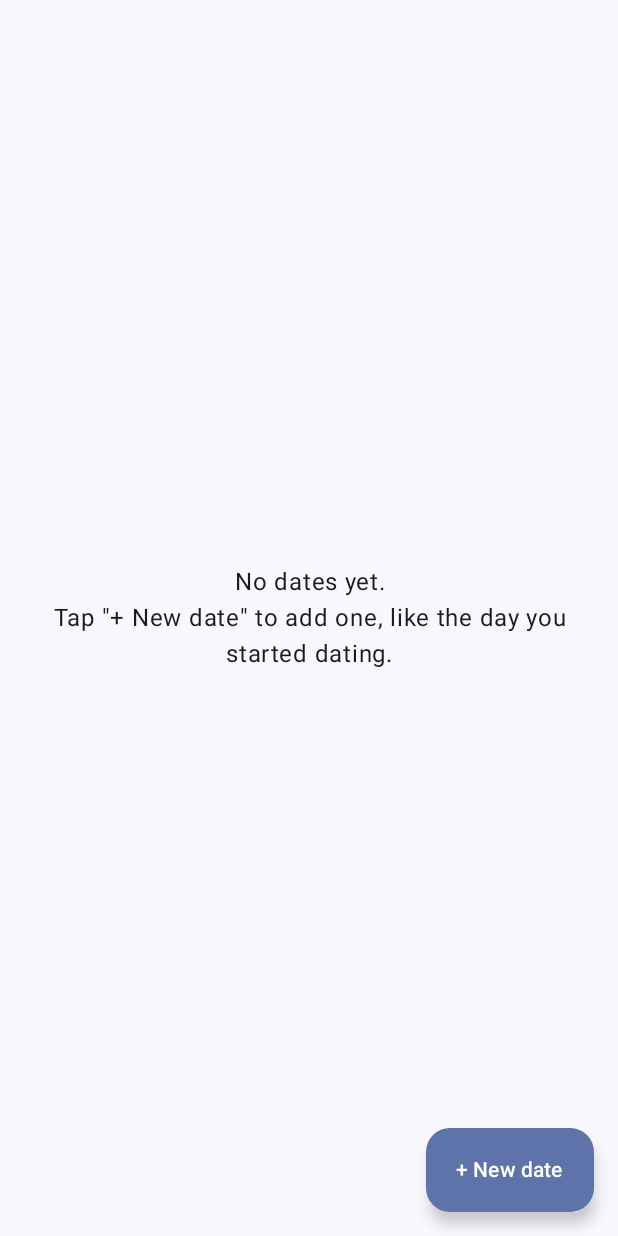
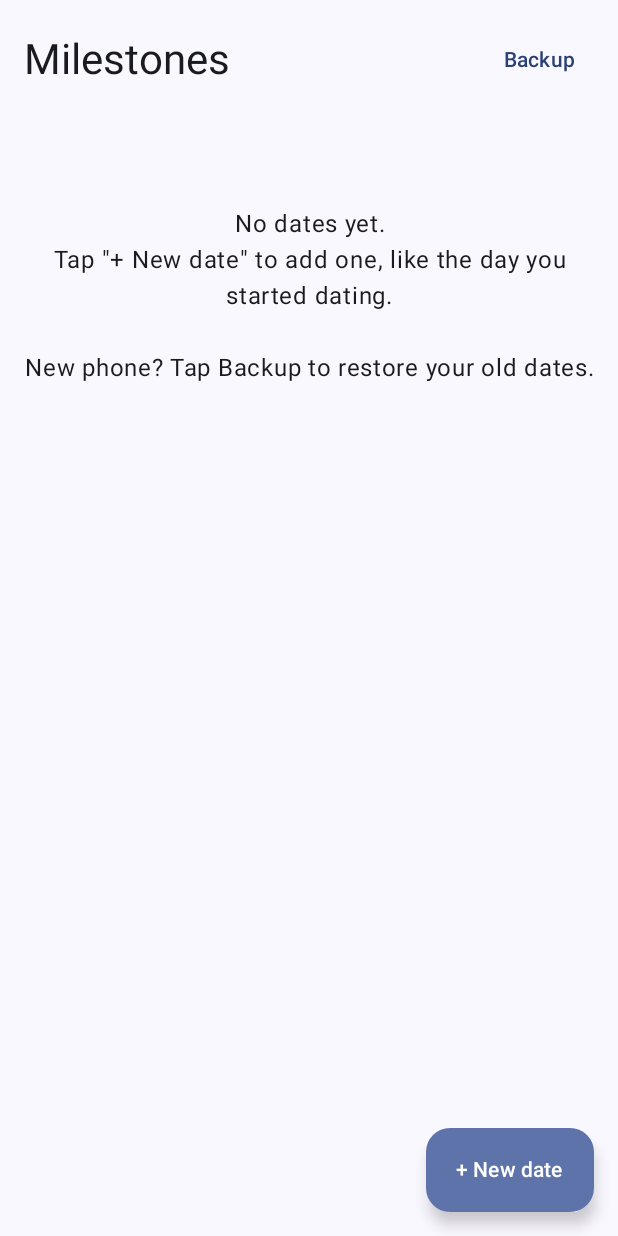
Before and after one commit to Tenzukun/Milestones, an Android app built with Jetpack Compose: the screen it shows after launch (MainActivity), on a phone screen of 412 x 824 dp. Run offline under Robolectric (Android 15) with nearby library versions, the phone set to English and light mode, and no system bars.

Commit message:
Add backup and restore

```diff
--- a/app/src/main/java/com/nathan/milestones/MainActivity.kt
+++ b/app/src/main/java/com/nathan/milestones/MainActivity.kt
@@ -18,6 +18,7 @@ import com.nathan.milestones.logic.MilestoneCalculator
 import com.nathan.milestones.model.Counter
 import com.nathan.milestones.model.Memory
 import com.nathan.milestones.notify.MilestoneNotifier
+import com.nathan.milestones.ui.BackupScreen
 import com.nathan.milestones.ui.CounterDetailScreen
 import com.nathan.milestones.ui.CounterListScreen
 import com.nathan.milestones.ui.EditCounterScreen
@@ -34,6 +35,7 @@ private sealed interface Screen {
     data class Edit(val existing: Counter?) : Screen
     /** existing = null means creating a new memory for counterId */
     data class EditMemory(val counterId: String, val existing: Memory?) : Screen
+    data object Backup : Screen
 }
 
 class MainActivity : ComponentActivity() {
@@ -67,7 +69,13 @@ class MainActivity : ComponentActivity() {
                         counters = counters,
                         today = today,
                         onAdd = { screen = Screen.Edit(null) },
-                        onOpen = { screen = Screen.Detail(it.id) } // tap a card = details
+                        onOpen = { screen = Screen.Detail(it.id) }, // tap a card = details
+                        onBackup = { screen = Screen.Backup }
+                    )
+
+                    is Screen.Backup -> BackupScreen(
+                        onBack = { screen = Screen.Home },
+                        onRestored = { refresh() } // show the restored dates right away
                     )
 
                     is Screen.Detail -> {
--- a/app/src/main/java/com/nathan/milestones/ui/CounterListScreen.kt
+++ b/app/src/main/java/com/nathan/milestones/ui/CounterListScreen.kt
@@ -3,9 +3,9 @@ package com.nathan.milestones.ui
 import androidx.compose.foundation.background
 import androidx.compose.foundation.clickable
 import androidx.compose.foundation.layout.Arrangement
-import androidx.compose.foundation.layout.Box
 import androidx.compose.foundation.layout.Column
 import androidx.compose.foundation.layout.PaddingValues
+import androidx.compose.foundation.layout.Row
 import androidx.compose.foundation.layout.fillMaxSize
 import androidx.compose.foundation.layout.fillMaxWidth
 import androidx.compose.foundation.layout.padding
@@ -19,10 +19,11 @@ import androidx.compose.material3.MaterialTheme
 import androidx.compose.material3.Scaffold
 import androidx.compose.material3.Surface
 import androidx.compose.material3.Text
+import androidx.compose.material3.TextButton
 import androidx.compose.runtime.Composable
 import androidx.compose.ui.Alignment
+import androidx.compose.ui.Modifier
 import androidx.compose.ui.graphics.Color
-import androidx.compose.ui.Modifier
 import androidx.compose.ui.text.font.FontWeight
 import androidx.compose.ui.text.style.TextAlign
 import androidx.compose.ui.unit.dp
@@ -30,34 +31,20 @@ import com.nathan.milestones.logic.MilestoneCalculator
 import com.nathan.milestones.model.Counter
 import java.time.LocalDate
 
-/** Home screen: one card per date, plus the "+ New date" button. */
+/** Home screen: a header with Backup, one card per date, and the "+ New date" button. */
 @Composable
 fun CounterListScreen(
     counters: List<Counter>,
     today: LocalDate,
     onAdd: () -> Unit,
-    onOpen: (Counter) -> Unit
+    onOpen: (Counter) -> Unit,
+    onBackup: () -> Unit
 ) {
     Scaffold(
         floatingActionButton = {
             ExtendedFloatingActionButton(onClick = onAdd) { Text("+ New date") }
         }
     ) { padding ->
-        if (counters.isEmpty()) {
-            Box(
-                Modifier
-                    .fillMaxSize()
-                    .padding(padding)
-                    .padding(32.dp),
-                contentAlignment = Alignment.Center
-            ) {
-                Text(
-                    "No dates yet.\nTap \"+ New date\" to add one, like the day you started dating.",
-                    textAlign = TextAlign.Center,
-                    style = MaterialTheme.typography.bodyLarge
-                )
-            }
-        } else {
         LazyColumn(
             Modifier
                 .fillMaxSize()
@@ -65,9 +52,31 @@ fun CounterListScreen(
             contentPadding = PaddingValues(16.dp, 16.dp, 16.dp, 96.dp),
             verticalArrangement = Arrangement.spacedBy(12.dp)
         ) {
+            // Header (always shown, so you can restore on a brand new phone)
             item {
+                Row(
+                    Modifier.fillMaxWidth(),
+                    horizontalArrangement = Arrangement.SpaceBetween,
+                    verticalAlignment = Alignment.CenterVertically
+                ) {
                     Text("Milestones", style = MaterialTheme.typography.headlineMedium)
+                    TextButton(onClick = onBackup) { Text("Backup") }
                 }
+            }
+
+            if (counters.isEmpty()) {
+                item {
+                    Text(
+                        "No dates yet.\nTap \"+ New date\" to add one, like the day you started dating.\n\n" +
+                                "New phone? Tap Backup to restore your old dates.",
+                        textAlign = TextAlign.Center,
+                        style = MaterialTheme.typography.bodyLarge,
+                        modifier = Modifier
+                            .fillMaxWidth()
+                            .padding(top = 64.dp)
+                    )
+                }
+            } else {
                 items(counters, key = { it.id }) { counter ->
                     CounterCard(counter, today, onClick = { onOpen(counter) })
                 }
```
Also changed, not shown: app/src/main/java/com/nathan/milestones/data/BackupManager.kt (added, +118 -0 lines), app/src/main/java/com/nathan/milestones/ui/BackupScreen.kt (added, +141 -0 lines). Lines whose indentation alone changed are shown as unchanged.
